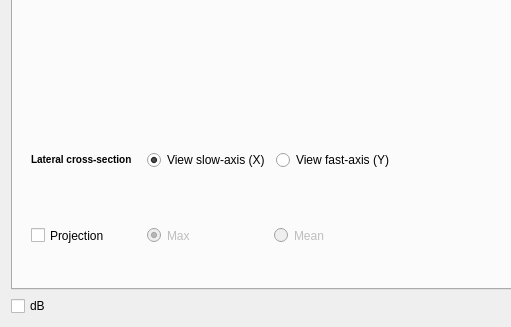
The window that src/main/resources/windows/ui/DisplayWidget.ui (sstucker/OCTview) describes before a commit, drawn with Qt 5; both pictures show x 0 to 511 and y 294 to 621 of the 800 by 621 pixel window.
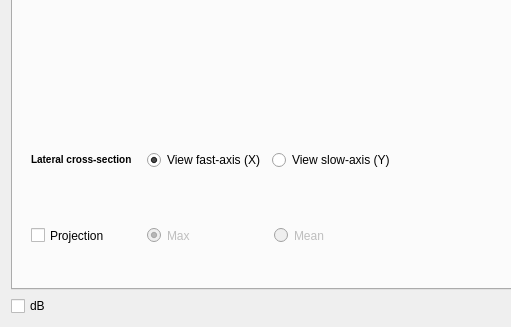
The same window after the commit.

The edit to the form file:
```diff
--- a/src/main/resources/windows/ui/DisplayWidget.ui
+++ b/src/main/resources/windows/ui/DisplayWidget.ui
@@ -208,7 +208,7 @@
                 </sizepolicy>
                </property>
                <property name="text">
-                <string>View slow-axis (X)</string>
+                <string>View fast-axis (X)</string>
                </property>
                <property name="checked">
                 <bool>true</bool>
@@ -224,7 +224,7 @@
                 </sizepolicy>
                </property>
                <property name="text">
-                <string>View fast-axis (Y)</string>
+                <string>View slow-axis (Y)</string>
                </property>
               </widget>
              </item>
```
